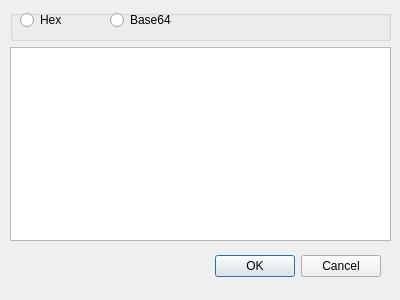
This is BerViewer/insert_data_dlg.ui in jykim74/BerEditor as Qt 5 draws it before an edit. The edited form follows.
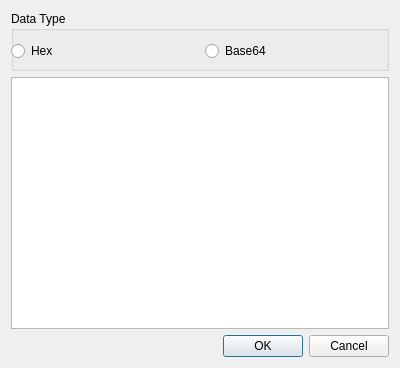
This is the edited form.

```diff
--- a/BerViewer/insert_data_dlg.ui
+++ b/BerViewer/insert_data_dlg.ui
@@ -7,82 +7,73 @@
     <x>0</x>
     <y>0</y>
     <width>400</width>
-    <height>300</height>
+    <height>368</height>
    </rect>
   </property>
   <property name="windowTitle">
    <string>Dialog</string>
   </property>
-  <widget class="QDialogButtonBox" name="buttonBox">
-   <property name="geometry">
-    <rect>
-     <x>210</x>
-     <y>250</y>
-     <width>171</width>
-     <height>32</height>
-    </rect>
-   </property>
-   <property name="orientation">
-    <enum>Qt::Horizontal</enum>
-   </property>
-   <property name="standardButtons">
-    <set>QDialogButtonBox::Cancel|QDialogButtonBox::Ok</set>
-   </property>
-  </widget>
-  <widget class="QWidget" name="verticalLayoutWidget">
-   <property name="geometry">
-    <rect>
-     <x>10</x>
-     <y>10</y>
-     <width>381</width>
-     <height>231</height>
-    </rect>
-   </property>
-   <layout class="QVBoxLayout" name="verticalLayout">
+  <layout class="QVBoxLayout" name="verticalLayout_2">
     <item>
      <widget class="QGroupBox" name="groupBox">
       <property name="minimumSize">
        <size>
         <width>0</width>
-        <height>24</height>
+       <height>60</height>
        </size>
       </property>
       <property name="title">
-       <string/>
-      </property>
+      <string>Data Type</string>
+     </property>
+     <widget class="QWidget" name="gridLayoutWidget">
+      <property name="geometry">
+       <rect>
+        <x>0</x>
+        <y>20</y>
+        <width>381</width>
+        <height>41</height>
+       </rect>
+      </property>
+      <layout class="QGridLayout" name="gridLayout_2">
+       <item row="0" column="0">
       <widget class="QRadioButton" name="mTypeHex">
-       <property name="geometry">
-        <rect>
-         <x>10</x>
-         <y>0</y>
-         <width>61</width>
-         <height>20</height>
-        </rect>
-       </property>
        <property name="text">
         <string>Hex</string>
        </property>
       </widget>
+       </item>
+       <item row="0" column="1">
       <widget class="QRadioButton" name="mTypeBase64">
-       <property name="geometry">
-        <rect>
-         <x>100</x>
-         <y>0</y>
-         <width>81</width>
-         <height>20</height>
-        </rect>
-       </property>
        <property name="text">
         <string>Base64</string>
        </property>
       </widget>
+       </item>
+      </layout>
      </widget>
+    </widget>
     </item>
     <item>
-     <widget class="QPlainTextEdit" name="mTextData"/>
-    </item>
-   </layout>
-  </widget>
+    <widget class="QPlainTextEdit" name="mTextData">
+     <property name="minimumSize">
+      <size>
+       <width>0</width>
+       <height>200</height>
+      </size>
+     </property>
+    </widget>
+   </item>
+   <item>
+    <widget class="QDialogButtonBox" name="buttonBox">
+     <property name="orientation">
+      <enum>Qt::Horizontal</enum>
+     </property>
+     <property name="standardButtons">
+      <set>QDialogButtonBox::Cancel|QDialogButtonBox::Ok</set>
+     </property>
+    </widget>
+   </item>
+  </layout>
  </widget>
  <resources/>
  <connections>
```
Lines whose indentation alone changed are shown as unchanged.
